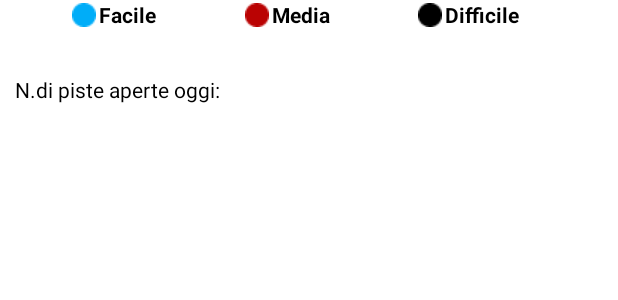
After one commit to Luca-Marcianesi/App_SarnanoNeve-Kotlin, an Android app: the layout fragment_info_liste_piste.xml on its own in the app's theme, with its tools: preview values and no code run, on a phone screen of 412 x 824 dp. The commit adds this screen. Shown: the top 300 px of the screen. Run offline under Robolectric (Android 15) with nearby library versions, the phone set to English and light mode, and no system bars.

Commit message:
aggiunta fragment e classi di gestione

```diff
--- /dev/null
+++ b/app/src/main/java/com/example/myapplication/GestoreInfoImpianti.kt
@@ -0,0 +1,20 @@
+package com.example.myapplication
+
+import android.os.Bundle
+import android.view.LayoutInflater
+import android.view.View
+import android.view.ViewGroup
+import androidx.databinding.DataBindingUtil
+import androidx.fragment.app.Fragment
+import com.example.myapplication.databinding.FragmentInfoInpiantiBinding
+
+class GestoreInfoImpianti: Fragment() {
+
+    lateinit var binding_info_impianti: FragmentInfoInpiantiBinding
+
+    override fun onCreateView(inflater: LayoutInflater, container:
+    ViewGroup?, savedInstanceState: Bundle?): View {
+        binding_info_impianti = DataBindingUtil.inflate(inflater,R.layout.fragment_info_inpianti,container,false)
+        return binding_info_impianti.root
+    }
+}
--- /dev/null
+++ b/app/src/main/java/com/example/myapplication/GestoreInfoPiste.kt
@@ -0,0 +1,19 @@
+package com.example.myapplication
+
+import android.os.Bundle
+import android.view.LayoutInflater
+import android.view.View
+import android.view.ViewGroup
+import androidx.databinding.DataBindingUtil
+import androidx.fragment.app.Fragment
+import com.example.myapplication.databinding.FragmentInfoListePisteBinding
+
+class GestoreInfoPiste: Fragment() {
+    lateinit var binding_info_piste: FragmentInfoListePisteBinding
+
+    override fun onCreateView(inflater: LayoutInflater, container:
+    ViewGroup?, savedInstanceState: Bundle?): View {
+        binding_info_piste = DataBindingUtil.inflate(inflater,R.layout.fragment_home,container,false)
+        return binding_info_piste.root
+    }
+}
--- a/app/src/main/java/com/example/myapplication/GestoreListe.kt
+++ b/app/src/main/java/com/example/myapplication/GestoreListe.kt
@@ -6,7 +6,9 @@ import android.view.View
 import android.view.ViewGroup
 import androidx.databinding.DataBindingUtil
 import androidx.fragment.app.Fragment
+import androidx.navigation.findNavController
 import com.example.myapplication.databinding.FragmentContainerListeBinding
+import androidx.viewpager.widget.ViewPager
 
 
 lateinit var binding_liste : FragmentContainerListeBinding
@@ -16,7 +18,8 @@ class GestoreListe : Fragment() {
     override fun onCreateView(inflater: LayoutInflater, container:
     ViewGroup?, savedInstanceState: Bundle?): View {
         binding_liste = DataBindingUtil.inflate(inflater,R.layout.fragment_container_liste,container,false)
-        /*binding_liste.item2Tab.requestFocus()*/
+
+
 
         return binding_liste.root
     }
--- a/app/src/main/java/com/example/myapplication/MainActivity.kt
+++ b/app/src/main/java/com/example/myapplication/MainActivity.kt
@@ -12,11 +12,6 @@ class MainActivity : AppCompatActivity() {
     override fun onCreate(savedInstanceState: Bundle?) {
         super.onCreate(savedInstanceState)
         setContentView(R.layout.activity_main)
-        supportFragmentManager.beginTransaction()
 
-
-
-
-        findViewById<BottomNavigationView>(R.id.bottomNavigationView)
     }
     }
--- a/app/src/main/res/layout/fragment_container_liste.xml
+++ b/app/src/main/res/layout/fragment_container_liste.xml
@@ -35,5 +35,6 @@
 
 
     </com.google.android.material.tabs.TabLayout>
+
 </androidx.constraintlayout.widget.ConstraintLayout>
 </layout>
--- /dev/null
+++ b/app/src/main/res/layout/fragment_info_inpianti.xml
@@ -0,0 +1,8 @@
+<?xml version="1.0" encoding="utf-8"?>
+<layout xmlns:app="http://schemas.android.com/apk/res-auto"
+    xmlns:tools="http://schemas.android.com/tools"
+    xmlns:android="http://schemas.android.com/apk/res/android">
+<androidx.constraintlayout.widget.ConstraintLayout
+    android:layout_width="match_parent"
+    android:layout_height="match_parent"/>
+</layout>
--- /dev/null
+++ b/app/src/main/res/layout/fragment_info_liste_piste.xml
@@ -0,0 +1,88 @@
+<?xml version="1.0" encoding="utf-8"?>
+<layout xmlns:tools="http://schemas.android.com/tools"
+    xmlns:android="http://schemas.android.com/apk/res/android"
+    xmlns:app="http://schemas.android.com/apk/res-auto">
+<androidx.constraintlayout.widget.ConstraintLayout
+    android:layout_width="match_parent"
+    android:layout_height="match_parent" >
+
+    <androidx.constraintlayout.widget.Guideline
+        android:id="@+id/guideline2"
+        android:layout_width="wrap_content"
+        android:layout_height="wrap_content"
+        android:orientation="vertical"
+        app:layout_constraintGuide_begin="199dp" />
+
+    <TextView
+        android:id="@+id/textView4"
+        android:layout_width="50dp"
+        android:layout_height="20dp"
+        android:text="@string/difficolta_2"
+        android:textColor="@color/black"
+        android:textStyle="bold"
+        app:layout_constraintEnd_toEndOf="parent"
+        app:layout_constraintStart_toStartOf="parent"
+        app:layout_constraintTop_toTopOf="parent" />
+
+    <ImageView
+        android:id="@+id/imageView6"
+        android:layout_width="20dp"
+        android:layout_height="20dp"
+        android:scaleType="center"
+        app:layout_constraintEnd_toStartOf="@+id/textView4"
+        app:layout_constraintTop_toTopOf="parent"
+        app:srcCompat="@drawable/pista_mesia" />
+
+    <TextView
+        android:id="@+id/textView5"
+        android:layout_width="50dp"
+        android:layout_height="20dp"
+        android:text="@string/difficolta_1"
+        android:textColor="@color/black"
+        android:textStyle="bold"
+        app:layout_constraintEnd_toStartOf="@+id/textView4"
+        app:layout_constraintStart_toStartOf="parent"
+        app:layout_constraintTop_toTopOf="parent" />
+
+    <TextView
+        android:id="@+id/textView6"
+        android:layout_width="50dp"
+        android:layout_height="20dp"
+        android:text="@string/difficolta_3"
+        android:textColor="@color/black"
+        android:textStyle="bold"
+        app:layout_constraintEnd_toEndOf="parent"
+        app:layout_constraintStart_toEndOf="@+id/textView4"
+        app:layout_constraintTop_toTopOf="parent" />
+
+    <ImageView
+        android:id="@+id/imageView7"
+        android:layout_width="20dp"
+        android:layout_height="20dp"
+        android:scaleType="center"
+        app:layout_constraintEnd_toStartOf="@+id/textView6"
+        app:layout_constraintTop_toTopOf="parent"
+        app:srcCompat="@drawable/pista_difficile" />
+
+    <ImageView
+        android:id="@+id/imageView8"
+        android:layout_width="20dp"
+        android:layout_height="20dp"
+        android:scaleType="center"
+        app:layout_constraintEnd_toStartOf="@+id/textView5"
+        app:layout_constraintTop_toTopOf="parent"
+        app:srcCompat="@drawable/pista_facile" />
+
+    <TextView
+        android:id="@+id/textView8"
+        android:layout_width="wrap_content"
+        android:layout_height="wrap_content"
+        android:layout_marginStart="10dp"
+        android:layout_marginTop="30dp"
+        android:text="@string/Piste_aperte"
+        android:textColor="@color/black"
+        app:layout_constraintStart_toStartOf="parent"
+        app:layout_constraintTop_toBottomOf="@+id/textView5" />
+
+</androidx.constraintlayout.widget.ConstraintLayout>
+</layout>
--- /dev/null
+++ b/app/src/main/res/layout/fragment_liste.xml
@@ -0,0 +1,6 @@
+<?xml version="1.0" encoding="utf-8"?>
+<androidx.constraintlayout.widget.ConstraintLayout xmlns:android="http://schemas.android.com/apk/res/android"
+    android:layout_width="match_parent"
+    android:layout_height="match_parent">
+
+</androidx.constraintlayout.widget.ConstraintLayout>
--- a/app/src/main/res/menu/bottom_nav_bar.xml
+++ b/app/src/main/res/menu/bottom_nav_bar.xml
@@ -9,15 +9,15 @@
         android:id="@+id/page_2"
         android:enabled="true"
         android:icon="@drawable/calendar_check"
-        android:title="@string/text_label_2_botBar"/>
+        android:title="@string/text_label_3_botBar"/>
     <item
         android:id="@+id/page_3"
         android:enabled="true"
         android:icon="@drawable/color"
-        android:title="@string/text_label_3_botBar"/>
+        android:title="@string/text_label_4_botBar"/>
     <item
         android:id="@+id/page_4"
         android:enabled="true"
         android:icon="@drawable/map"
-        android:title="@string/text_label_4_botBar"/>
+        android:title="@string/text_label_5_botBar"/>
 </menu>
--- a/app/src/main/res/values/strings.xml
+++ b/app/src/main/res/values/strings.xml
@@ -7,5 +7,11 @@
     <string name="text_label_2_botBar">Servizi</string>
     <string name="text_label_3_botBar">Eventi</string>
     <string name="text_label_4_botBar">Shop</string>
-    <string name="text_label_5_botBar">Servizi</string>
+    <string name="text_label_5_botBar">Mappa</string>
+    <string name="difficolta_1">Facile</string>
+    <string name="difficolta_2">Media</string>
+    <string name="difficolta_3">Difficile</string>
+    <string name="Piste_aperte">N.di piste aperte oggi: </string>
+    <string name="Impianti_aperti">N.di impianti aperti oggi: </string>
+
 </resources>
```
Also changed, not shown: app/src/main/res/drawable/pista_difficile.png (added), app/src/main/res/drawable/pista_facile.png (added), app/src/main/res/drawable/pista_mesia.png (added).
